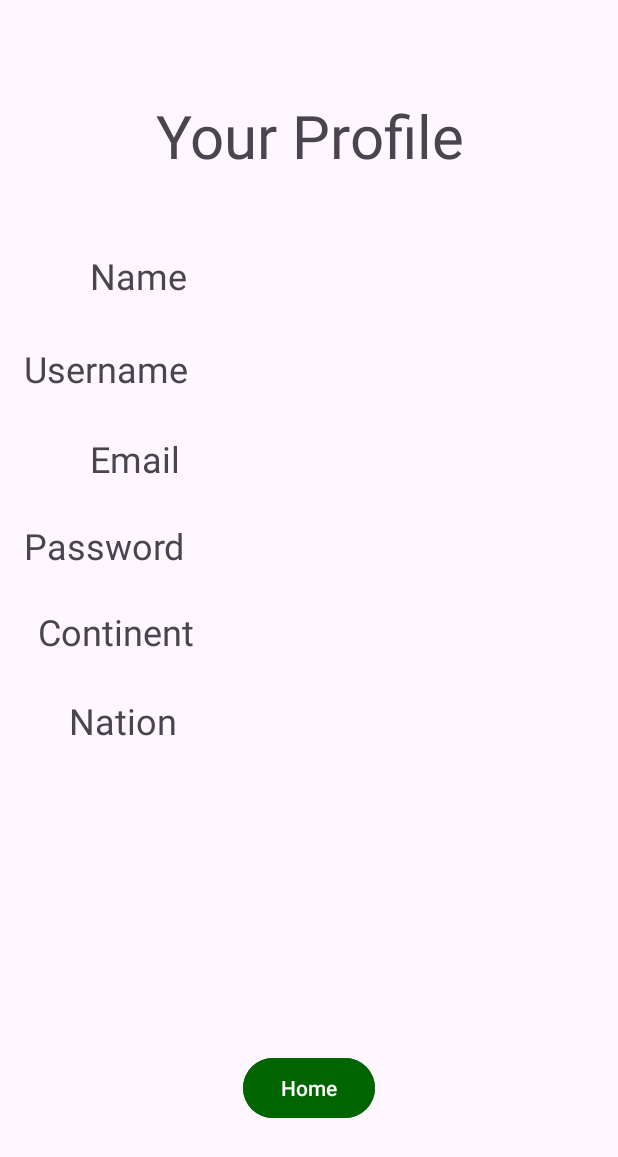
After one commit to KaitlynClay/Geo-FinalProject, an Android app: the User_Profile screen opened directly, with no data from a screen before it, on a phone screen of 412 x 824 dp. The commit adds this screen. Shown: the top 1157 px of the screen. Run offline under Robolectric (Android 15) with nearby library versions, the light colour scheme and no system bars.

Commit message:
profile page.... hopefulle

```diff
--- a/app/src/main/AndroidManifest.xml
+++ b/app/src/main/AndroidManifest.xml
@@ -13,8 +13,11 @@
         android:theme="@style/Theme.GeoFinalProject"
         tools:targetApi="31">
         <activity
+            android:name=".User_Profile"
+            android:exported="false" />
+        <activity
             android:name=".Login"
-            android:exported="true" >
+            android:exported="true">
             <intent-filter>
                 <action android:name="android.intent.action.MAIN" />
 
@@ -45,7 +48,6 @@
         <activity
             android:name=".MainActivity"
             android:exported="false" />
-
     </application>
 
 </manifest>
--- a/app/src/main/java/com/example/geo_finalproject/Login.kt
+++ b/app/src/main/java/com/example/geo_finalproject/Login.kt
@@ -69,9 +69,19 @@ class Login : AppCompatActivity() {
                 }
                 else -> {
                     btnLogin.setOnClickListener {
-                        val intent = Intent(this, MainActivity::class.java)
-                        intent.putExtra("username", userTxt.text.toString())
-                        startActivity(intent)
+                        val intent2 = Intent(this, User_Profile::class.java)
+                        intent2.putExtra("name", nameTxt.text.toString())
+                        intent2.putExtra("username", userTxt.text.toString())
+                        intent2.putExtra("email", emailTxt.text.toString())
+                        intent2.putExtra("password", passTxt.text.toString())
+                        intent2.putExtra("continent", continTxt.text.toString())
+                        intent2.putExtra("nation", nationTxt.text.toString())
+                        startActivity(intent2)
+
+                        val intent1 = Intent(this, MainActivity::class.java)
+                        intent1.putExtra("username", userTxt.text.toString())
+                        startActivity(intent1)
+
                     }
                 }
             }
--- a/app/src/main/java/com/example/geo_finalproject/MainActivity.kt
+++ b/app/src/main/java/com/example/geo_finalproject/MainActivity.kt
@@ -11,6 +11,10 @@ class MainActivity : AppCompatActivity() {
         setContentView(R.layout.activity_main)
 
         val profileBtn = findViewById<Button>(R.id.idUserBtn)
+        profileBtn.setOnClickListener {
+            val intent = Intent(this, User_Profile::class.java)
+            startActivity(intent)
+        }
         val user = intent.getStringExtra("username")
         val user2L = user?.take(2)
         profileBtn.text = user2L
--- /dev/null
+++ b/app/src/main/java/com/example/geo_finalproject/User_Profile.kt
@@ -0,0 +1,41 @@
+package com.example.geo_finalproject
+
+import android.content.Intent
+import androidx.appcompat.app.AppCompatActivity
+import android.os.Bundle
+import android.widget.Button
+import android.widget.TextView
+
+class User_Profile : AppCompatActivity() {
+    override fun onCreate(savedInstanceState: Bundle?) {
+        super.onCreate(savedInstanceState)
+        setContentView(R.layout.activity_user_profile)
+
+        val btnHome = findViewById<Button>(R.id.idBtnHome)
+        val disName = findViewById<TextView>(R.id.idNameDisProf)
+        val disUser = findViewById<TextView>(R.id.idUserDisProf)
+        val disEmail = findViewById<TextView>(R.id.idEmailDisProf)
+        val disPass = findViewById<TextView>(R.id.idPassDisProf)
+        val disContin = findViewById<TextView>(R.id.idContinDisProf)
+        val disNation = findViewById<TextView>(R.id.idNationDisProf)
+
+        val name = intent.getStringExtra("name")
+        disName.text = name
+        val user = intent.getStringExtra("username")
+        disUser.text = user
+        val email = intent.getStringExtra("email")
+        disEmail.text = email
+        val pass = intent.getStringExtra("password")
+        disPass.text = pass
+        val contin = intent.getStringExtra("continent")
+        disContin.text = contin
+        val nation = intent.getStringExtra("nation")
+        disNation.text = nation
+
+
+        btnHome.setOnClickListener {
+            val intent = Intent(this, MainActivity::class.java)
+            startActivity(intent)
+        }
+    }
+}
--- /dev/null
+++ b/app/src/main/res/layout/activity_user_profile.xml
@@ -0,0 +1,176 @@
+<?xml version="1.0" encoding="utf-8"?>
+<androidx.constraintlayout.widget.ConstraintLayout xmlns:android="http://schemas.android.com/apk/res/android"
+    xmlns:app="http://schemas.android.com/apk/res-auto"
+    xmlns:tools="http://schemas.android.com/tools"
+    android:layout_width="match_parent"
+    android:layout_height="match_parent"
+    tools:context=".User_Profile">
+
+    <TextView
+        android:id="@+id/idNationDisProf"
+        android:layout_width="243dp"
+        android:layout_height="37dp"
+        android:layout_marginStart="37dp"
+        android:layout_marginTop="22dp"
+        android:layout_marginEnd="13dp"
+        android:gravity="center_vertical"
+        android:textSize="16sp"
+        app:layout_constraintEnd_toEndOf="parent"
+        app:layout_constraintStart_toEndOf="@+id/textView10"
+        app:layout_constraintTop_toBottomOf="@+id/idContinDisProf" />
+
+    <TextView
+        android:id="@+id/idPassDisProf"
+        android:layout_width="243dp"
+        android:layout_height="37dp"
+        android:layout_marginStart="37dp"
+        android:layout_marginTop="22dp"
+        android:layout_marginEnd="13dp"
+        android:gravity="center_vertical"
+        android:textSize="16sp"
+        app:layout_constraintEnd_toEndOf="parent"
+        app:layout_constraintStart_toEndOf="@+id/idPassProf"
+        app:layout_constraintTop_toBottomOf="@+id/idEmailDisProf" />
+
+    <TextView
+        android:id="@+id/idContinDisProf"
+        android:layout_width="243dp"
+        android:layout_height="37dp"
+        android:layout_marginStart="37dp"
+        android:layout_marginTop="22dp"
+        android:layout_marginEnd="13dp"
+        android:gravity="center_vertical"
+        android:textSize="16sp"
+        app:layout_constraintEnd_toEndOf="parent"
+        app:layout_constraintStart_toEndOf="@+id/idContinProf"
+        app:layout_constraintTop_toBottomOf="@+id/idPassDisProf" />
+
+    <TextView
+        android:id="@+id/idEmailDisProf"
+        android:layout_width="243dp"
+        android:layout_height="37dp"
+        android:layout_marginStart="37dp"
+        android:layout_marginTop="22dp"
+        android:layout_marginEnd="13dp"
+        android:gravity="center_vertical"
+        android:textSize="16sp"
+        app:layout_constraintEnd_toEndOf="parent"
+        app:layout_constraintStart_toEndOf="@+id/idEmailProf"
+        app:layout_constraintTop_toBottomOf="@+id/idUserDisProf" />
+
+    <TextView
+        android:id="@+id/idUserDisProf"
+        android:layout_width="243dp"
+        android:layout_height="37dp"
+        android:layout_marginStart="37dp"
+        android:layout_marginTop="22dp"
+        android:layout_marginEnd="13dp"
+        android:gravity="center_vertical"
+        android:textSize="16sp"
+        app:layout_constraintEnd_toEndOf="parent"
+        app:layout_constraintStart_toEndOf="@+id/idUserProf"
+        app:layout_constraintTop_toBottomOf="@+id/idNameDisProf" />
+
+    <TextView
+        android:id="@+id/idProfielTtle"
+        android:layout_width="268dp"
+        android:layout_height="48dp"
+        android:layout_marginTop="63dp"
+        android:gravity="center_horizontal"
+        android:text="@string/profile"
+        android:textSize="40sp"
+        app:layout_constraintEnd_toEndOf="parent"
+        app:layout_constraintStart_toStartOf="parent"
+        app:layout_constraintTop_toTopOf="parent" />
+
+    <TextView
+        android:id="@+id/idNameProf"
+        android:layout_width="70dp"
+        android:layout_height="40dp"
+        android:layout_marginStart="60dp"
+        android:layout_marginTop="56dp"
+        android:text="@string/nameTxt"
+        android:textSize="24sp"
+        app:layout_constraintStart_toStartOf="parent"
+        app:layout_constraintTop_toBottomOf="@+id/idProfielTtle" />
+
+    <TextView
+        android:id="@+id/idNameDisProf"
+        android:layout_width="243dp"
+        android:layout_height="37dp"
+        android:layout_marginStart="37dp"
+        android:layout_marginTop="56dp"
+        android:layout_marginEnd="13dp"
+        android:gravity="center_vertical"
+        android:textSize="16sp"
+        app:layout_constraintEnd_toEndOf="parent"
+        app:layout_constraintStart_toEndOf="@+id/idNameProf"
+        app:layout_constraintTop_toBottomOf="@+id/idProfielTtle" />
+
+    <TextView
+        android:id="@+id/idUserProf"
+        android:layout_width="115dp"
+        android:layout_height="40dp"
+        android:layout_marginStart="16dp"
+        android:layout_marginTop="22dp"
+        android:text="@string/usernameTxt"
+        android:textSize="24sp"
+        app:layout_constraintStart_toStartOf="parent"
+        app:layout_constraintTop_toBottomOf="@+id/idNameProf" />
+
+    <TextView
+        android:id="@+id/idEmailProf"
+        android:layout_width="68dp"
+        android:layout_height="36dp"
+        android:layout_marginStart="60dp"
+        android:layout_marginTop="20dp"
+        android:text="@string/emailTxt"
+        android:textSize="24sp"
+        app:layout_constraintStart_toStartOf="parent"
+        app:layout_constraintTop_toBottomOf="@+id/idUserProf" />
+
+    <TextView
+        android:id="@+id/idPassProf"
+        android:layout_width="113dp"
+        android:layout_height="35dp"
+        android:layout_marginStart="16dp"
+        android:layout_marginTop="22dp"
+        android:text="@string/passwordTxt"
+        android:textSize="24sp"
+        app:layout_constraintStart_toStartOf="parent"
+        app:layout_constraintTop_toBottomOf="@+id/idEmailProf" />
+
+    <TextView
+        android:id="@+id/idContinProf"
+        android:layout_width="112dp"
+        android:layout_height="37dp"
+        android:layout_marginStart="25dp"
+        android:layout_marginTop="22dp"
+        android:text="@string/continentTxt"
+        android:textSize="24sp"
+        app:layout_constraintStart_toStartOf="parent"
+        app:layout_constraintTop_toBottomOf="@+id/idPassProf" />
+
+    <TextView
+        android:id="@+id/textView10"
+        android:layout_width="85dp"
+        android:layout_height="33dp"
+        android:layout_marginStart="46dp"
+        android:layout_marginTop="22dp"
+        android:text="@string/nationTxt"
+        android:textSize="24sp"
+        app:layout_constraintStart_toStartOf="parent"
+        app:layout_constraintTop_toBottomOf="@+id/idContinProf" />
+
+    <Button
+        android:id="@+id/idBtnHome"
+        android:layout_width="wrap_content"
+        android:layout_height="wrap_content"
+        android:layout_marginTop="200dp"
+        android:backgroundTint="@color/darkGreen"
+        android:text="@string/btnHome"
+        app:layout_constraintEnd_toEndOf="parent"
+        app:layout_constraintStart_toStartOf="parent"
+        app:layout_constraintTop_toBottomOf="@+id/idNationDisProf" />
+
+</androidx.constraintlayout.widget.ConstraintLayout>
--- a/app/src/main/res/values/strings.xml
+++ b/app/src/main/res/values/strings.xml
@@ -25,4 +25,5 @@
     <string name="errRePass">Passwords are not the same. Please retry.</string>
     <string name="errContinent">Invalid continent. Please retry.</string>
     <string name="errNation">Invalid country. Please retry.</string>
+    <string name="profile">Your Profile</string>
 </resources>
```
